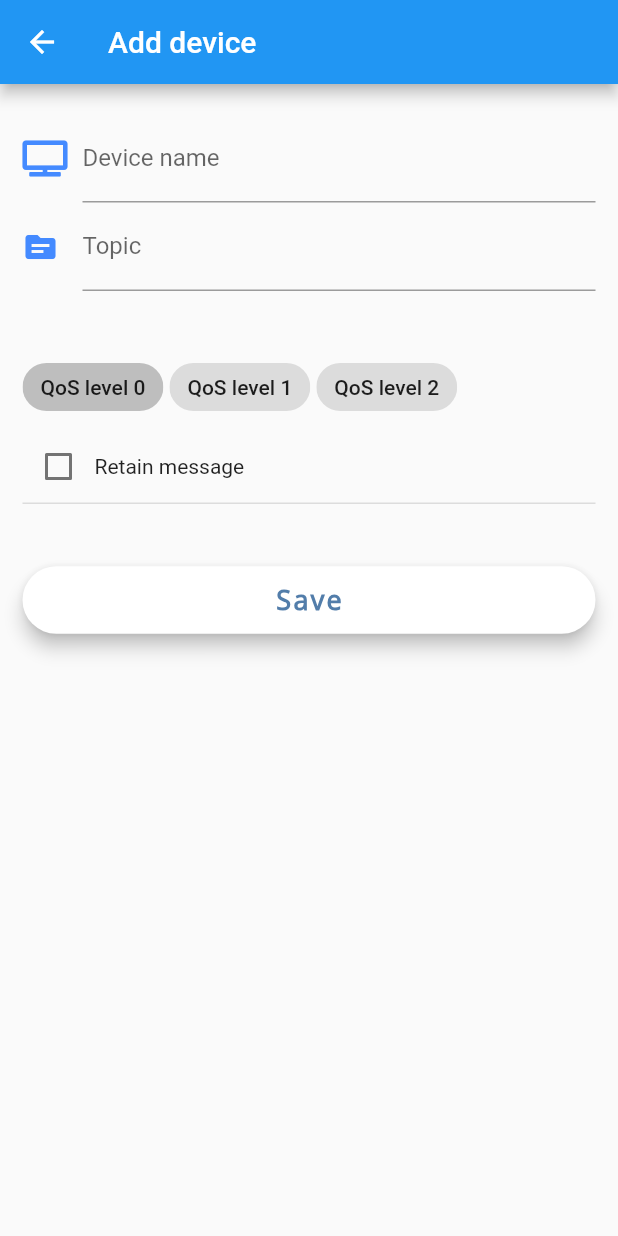
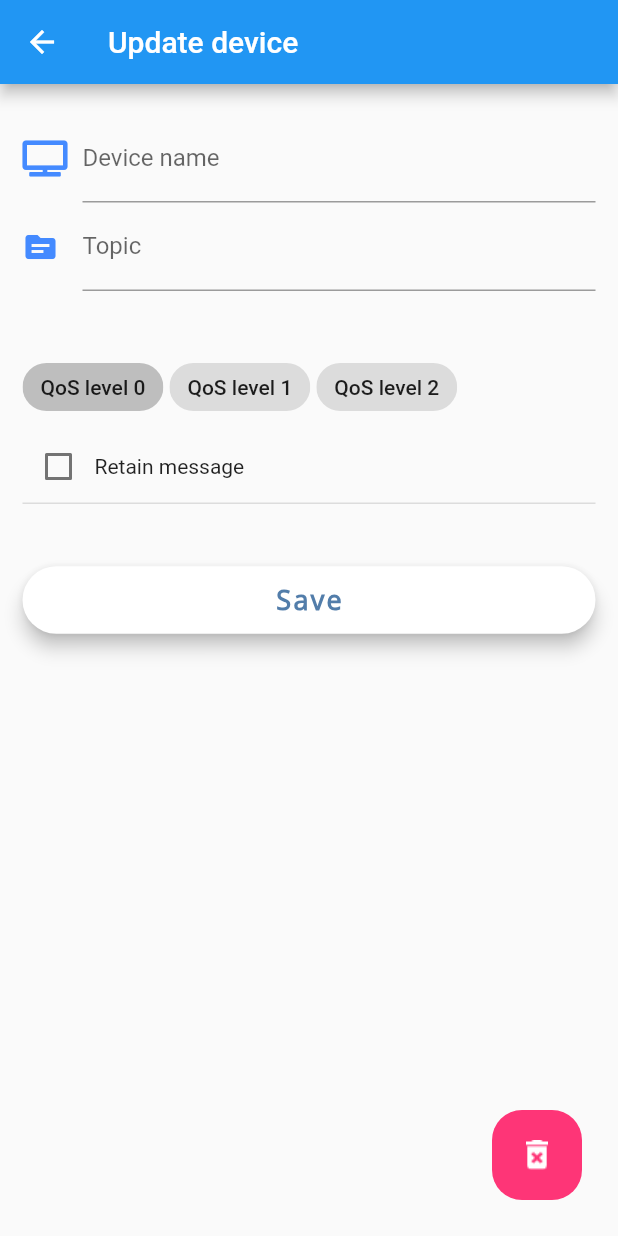
Before and after one commit to Pritesh24gurjar/MQTT_Client-Dashboard-Application-Build-With-Flutter, a Flutter app: the RoomDivForm screen opened directly with empty values, on a phone screen of 412 x 824 dp. Run offline on Flutter 3.47's test engine with Material 2 defaults, Android fonts, the phone set to English and light mode, and no system bars; our stand-ins replace auto_size_text, flutter_speed_dial, font_awesome_flutter, get_it, sleek_circular_slider, sqflite; missing offline and left inert: custom_switch, flutter_hsvcolor_picker, mqtt_client, neuomorphic_container, ssl_pinning_plugin; accounts and stored records are empty.

Commit message:
10-03-21 before meeting

```diff
--- a/lib/helpers/database_helper.dart
+++ b/lib/helpers/database_helper.dart
@@ -243,6 +243,11 @@ class DatabaseHelper {
     });
   }
 
+  Future<void> updateRoomdivTitle(int id, String title) async {
+    Database _db = await database();
+    await _db.rawUpdate("UPDATE roomdiv SET title = '$title' WHERE id = '$id'");
+  }
+
   Future<void> updateRoomdivPub(int id, String pub) async {
     Database _db = await database();
     await _db.rawUpdate("UPDATE roomdiv SET pub = '$pub' WHERE id = '$id'");
--- a/lib/modules/dashborad/screen/dashborad.dart
+++ b/lib/modules/dashborad/screen/dashborad.dart
@@ -180,7 +180,7 @@ class _Dashborad extends State<Dashborad> {
                             itemCount: snapshot.data.length,
                             itemBuilder: (context, index) {
                               return Container(
-                                child: SingleChildScrollView(
+                                child: Container(
                                   child: Padding(
                                     padding: const EdgeInsets.only(top: 16.0),
                                     child: GestureDetector(
--- a/lib/modules/dashborad/screen/roomdivform.dart
+++ b/lib/modules/dashborad/screen/roomdivform.dart
@@ -5,15 +5,15 @@ import 'package:mqtt_app/helpers/database_helper.dart';
 import 'package:mqtt_app/models/devices.dart';
 import 'package:mqtt_app/models/roomdevices.dart';
 
-class RoomDivForm extends StatefulWidget {
+class RoomDivSet extends StatefulWidget {
   final roomdivnfo;
 
-  RoomDivForm({@required this.roomdivnfo});
+  RoomDivSet({@required this.roomdivnfo});
   @override
   _MyHomePageState createState() => _MyHomePageState();
 }
 
-class _MyHomePageState extends State<RoomDivForm> {
+class _MyHomePageState extends State<RoomDivSet> {
   final TextEditingController _title = TextEditingController();
   final TextEditingController _topic = TextEditingController();
   DatabaseHelper _dbHelper = DatabaseHelper();
--- /dev/null
+++ b/lib/modules/dashborad/screen/roomdivset.dart
@@ -0,0 +1,345 @@
+import 'package:flutter/material.dart';
+// import 'package:cloud_firestore/cloud_firestore.dart';
+import 'package:font_awesome_flutter/font_awesome_flutter.dart';
+import 'package:mqtt_app/helpers/database_helper.dart';
+import 'package:mqtt_app/models/devices.dart';
+import 'package:mqtt_app/models/roomdevices.dart';
+
+class RoomDivForm extends StatefulWidget {
+  // final RoomDivForm roomdivinfo;
+  final Roomdevices roomdevices;
+
+  RoomDivForm({@required this.roomdevices});
+  @override
+  _MyHomePageState createState() => _MyHomePageState();
+}
+
+class _MyHomePageState extends State<RoomDivForm> {
+  var selectedCurrency, selectedType;
+  final GlobalKey<FormState> _formKeyValue = new GlobalKey<FormState>();
+  // List<String> _accountType = <String>[
+  //   'Savings',
+  //   'Deposit',
+  //   'Checking',
+  //   'Brokerage'
+  // ];
+  DatabaseHelper _dbHelper = DatabaseHelper();
+  int _qosValue = 0;
+  bool _retainValue = false;
+  bool _saveNeeded = false;
+  int _taskId = 0;
+  String _taskTitle = "";
+  String _devSub = "";
+  String _devRetain = "";
+  int _devQos = 0;
+
+  FocusNode _titleFocus;
+  FocusNode _descriptionFocus;
+  FocusNode _todoFocus;
+
+  bool _contentVisile = false;
+
+  @override
+  void initState() {
+    if (widget.roomdevices != null) {
+      // Set visibility to true
+      _contentVisile = true;
+
+      _taskTitle = widget.roomdevices.title;
+      _devSub = widget.roomdevices.pub;
+      _taskId = widget.roomdevices.id;
+      _devQos = widget.roomdevices.qos;
+      // _devRetain = widget.devices.retain;
+    }
+
+    _titleFocus = FocusNode();
+    _descriptionFocus = FocusNode();
+    _todoFocus = FocusNode();
+
+    super.initState();
+  }
+
+  @override
+  void dispose() {
+    _titleFocus.dispose();
+    _descriptionFocus.dispose();
+    _todoFocus.dispose();
+
+    super.dispose();
+  }
+
+  @override
+  Widget build(BuildContext context) {
+    final ThemeData theme = Theme.of(context);
+    return Scaffold(
+        appBar: AppBar(
+          // leading: IconButton(
+          //     icon: Icon(
+          //       FontAwesomeIcons.bars,
+          //       color: Colors.white,
+          //     ),
+          //     onPressed: () {}),
+          title: Container(
+            alignment: Alignment.centerLeft,
+            child: Text("Update device",
+                style: TextStyle(
+                  color: Colors.white,
+                )),
+          ),
+          // actions: <Widget>[
+          //   IconButton(
+          //     icon: Icon(
+          //       FontAwesomeIcons.coins,
+          //       size: 20.0,
+          //       color: Colors.white,
+          //     ),
+          //     onPressed: null,
+          //   ),
+          // ],
+        ),
+        body: Stack(children: <Widget>[
+          Form(
+            key: _formKeyValue,
+            // autovalidateMode: true,
+            child: new ListView(
+              padding: const EdgeInsets.symmetric(horizontal: 15.0),
+              children: <Widget>[
+                SizedBox(height: 20.0),
+                new TextFormField(
+                    controller: TextEditingController()..text = _taskTitle,
+                    decoration: const InputDecoration(
+                      icon: const Icon(
+                        FontAwesomeIcons.tv,
+                        color: Colors.blueAccent,
+                      ),
+                      hintText: 'Enter your device name',
+                      labelText: 'Device name ',
+                    ),
+                    onChanged: (value) async {
+                      await _dbHelper.updateRoomdivTitle(_taskId, value);
+                    },
+                    keyboardType: TextInputType.text),
+                new TextFormField(
+                    controller: TextEditingController()..text = _devSub,
+                    decoration: const InputDecoration(
+                      icon: const Icon(
+                        Icons.topic,
+                        color: Colors.blueAccent,
+                      ),
+                      hintText: 'Enter Topic to Subscribe',
+                      labelText: 'Topic',
+                    ),
+                    onChanged: (value) async {
+                      await _dbHelper.updateRoomdivPub(_taskId, value);
+                    }),
+
+                // new TextFormField(
+                //   decoration: const InputDecoration(
+                //     icon: const Icon(
+                //       Icons.account_tree,
+                //       color: Colors.blueAccent,
+                //     ),
+                //     hintText: 'Enter your Email Address',
+                //     labelText: 'Email',
+                //   ),
+                //   keyboardType: TextInputType.emailAddress,
+                // ),
+                // SizedBox(height: 20.0),
+                // Row(
+                //   mainAxisAlignment: MainAxisAlignment.center,
+                //   children: <Widget>[
+                //     Icon(
+                //       FontAwesomeIcons.moneyBill,
+                //       size: 25.0,
+                //       color: Colors.blueAccent,
+                //     ),
+                //     SizedBox(width: 50.0),
+                //     // DropdownButton(
+                //     //   items: _accountType
+                //     //       .map((value) => DropdownMenuItem(
+                //     //             child: Text(
+                //     //               value,
+                //     //               style: TextStyle(color: Color(0xff11b719)),
+                //     //             ),
+                //     //             value: value,
+                //     //           ))
+                //     //       .toList(),
+                //     //   onChanged: (selectedAccountType) {
+                //     //     print('$selectedAccountType');
+                //     //     setState(() {
+                //     //       selectedType = selectedAccountType;
+                //     //     });
+                //     //   },
+                //     //   value: selectedType,
+                //     //   isExpanded: false,
+                //     //   hint: Text(
+                //     //     'Choose Account Type',
+                //     //     style: TextStyle(color: Color(0xff11b719)),
+                //     //   ),
+                //     // )
+                //   ],
+                // ),
+                SizedBox(height: 40.0),
+                _buildQosChoiceChips(),
+                // StreamBuilder<QuerySnapshot>(
+                //     // stream: Firestore.instance.collection("currency").snapshots(),
+                //     builder: (context, snapshot) {
+                //       if (!snapshot.hasData)
+                //         const Text("Loading.....");
+                //       else {
+                //         List<DropdownMenuItem> currencyItems = [];
+                //         for (int i = 0; i < snapshot.data.documents.length; i++) {
+                //           DocumentSnapshot snap = snapshot.data.documents[i];
+                //           currencyItems.add(
+                //             DropdownMenuItem(
+                //               child: Text(
+                //                 snap.documentID,
+                //                 style: TextStyle(color: Color(0xff11b719)),
+                //               ),
+                //               value: "${snap.documentID}",
+                //             ),
+                //           );
+                //         }
+                //         return Row(
+                //           mainAxisAlignment: MainAxisAlignment.center,
+                //           children: <Widget>[
+                //             Icon(FontAwesomeIcons.coins,
+                //                 size: 25.0, color: Color(0xff11b719)),
+                //             SizedBox(width: 50.0),
+                //             DropdownButton(
+                //               items: currencyItems,
+                //               onChanged: (currencyValue) {
+                //                 final snackBar = SnackBar(
+                //                   content: Text(
+                //                     'Selected Currency value is $currencyValue',
+                //                     style: TextStyle(color: Color(0xff11b719)),
+                //                   ),
+                //                 );
+                //                 Scaffold.of(context).showSnackBar(snackBar);
+                //                 setState(() {
+                //                   selectedCurrency = currencyValue;
+                //                 });
+                //               },
+                //               value: selectedCurrency,
+                //               isExpanded: false,
+                //               hint: new Text(
+                //                 "Choose Currency Type",
+                //                 style: TextStyle(color: Color(0xff11b719)),
+                //               ),
+                //             ),
+                //           ],
+                //         );
+                //       }
+                //     }),
+                SizedBox(
+                  height: 5.0,
+                ),
+                Container(
+                  decoration: BoxDecoration(
+                      border: Border(
+                          bottom: BorderSide(color: theme.dividerColor))),
+                  child: Row(children: <Widget>[
+                    Checkbox(
+                        value: _retainValue,
+                        onChanged: (bool value) {
+                          setState(() async {
+                            _retainValue = value;
+                            _saveNeeded = true;
+                            await _dbHelper.updateDevicesretain(
+                                _taskId, _retainValue.toString());
+                          });
+                        }),
+                    const Text('Retain message'),
+                    SizedBox(
+                      height: 15.0,
+                    ),
+                  ]),
+                ),
+                SizedBox(
+                  height: 15.0,
+                ),
+                _buildConnectBtn(),
+              ],
+            ),
+          ),
+          Visibility(
+            visible: _contentVisile,
+            child: Positioned(
+              bottom: 24.0,
+              right: 24.0,
+              child: GestureDetector(
+                onTap: () async {
+                  if (_taskId != 0) {
+                    await _dbHelper.delete_device(_taskId);
+                    Navigator.pop(context);
+                  }
+                },
+                child: Container(
+                  width: 60.0,
+                  height: 60.0,
+                  decoration: BoxDecoration(
+                    color: Color(0xFFFE3577),
+                    borderRadius: BorderRadius.circular(20.0),
+                  ),
+                  child: Image(
+                    image: AssetImage(
+                      "assets/images/delete_icon.png",
+                    ),
+                  ),
+                ),
+              ),
+            ),
+          ),
+        ]));
+  }
+
+  Widget _buildConnectBtn() {
+    // MQTTAppConnectionState state = _manager.currentState.getAppConnectionState;
+    return Container(
+      padding: EdgeInsets.symmetric(vertical: 25.0),
+      width: double.infinity,
+      child: RaisedButton(
+        elevation: 5.0,
+        onPressed: () async {
+          Navigator.pop(context);
+        },
+        padding: EdgeInsets.all(10.0),
+        shape: RoundedRectangleBorder(
+          borderRadius: BorderRadius.circular(30.0),
+        ),
+        color: Colors.white,
+        child: Text(
+          'Save',
+          style: TextStyle(
+            color: Color(0xFF527DAA),
+            letterSpacing: 1.5,
+            fontSize: 18.0,
+            fontWeight: FontWeight.bold,
+            fontFamily: 'OpenSans',
+          ),
+        ),
+      ),
+    );
+  }
+
+  Wrap _buildQosChoiceChips() {
+    return Wrap(
+      spacing: 4.0,
+      children: List<Widget>.generate(
+        3,
+        (int index) {
+          return ChoiceChip(
+            label: Text('QoS level $index'),
+            selected: _qosValue == index,
+            onSelected: (bool selected) {
+              setState(() async {
+                _qosValue = selected ? index : null;
+                await _dbHelper.updateRoomdivQos(_taskId, _qosValue);
+              });
+            },
+          );
+        },
+      ).toList(),
+    );
+  }
+}
--- a/lib/widgets/devices.dart
+++ b/lib/widgets/devices.dart
@@ -11,7 +11,6 @@ class Devices extends StatelessWidget {
 
   @override
   Widget build(BuildContext context) {
-
     double _width = MediaQuery.of(context).size.width;
     double _height = MediaQuery.of(context).size.height;
 
@@ -20,7 +19,7 @@ class Devices extends StatelessWidget {
       children: [
         Container(
           width: _width * 0.4,
-          height: _height * 0.18,
+          height: _height * 0.17,
           padding: EdgeInsets.all(16),
           decoration: BoxDecoration(
             color: Colors.white,
```
Also changed, not shown: lib/screens/detail_screen.dart (+10 -4 lines), lib/widgets/custom_slider.dart (+25 -6 lines).
